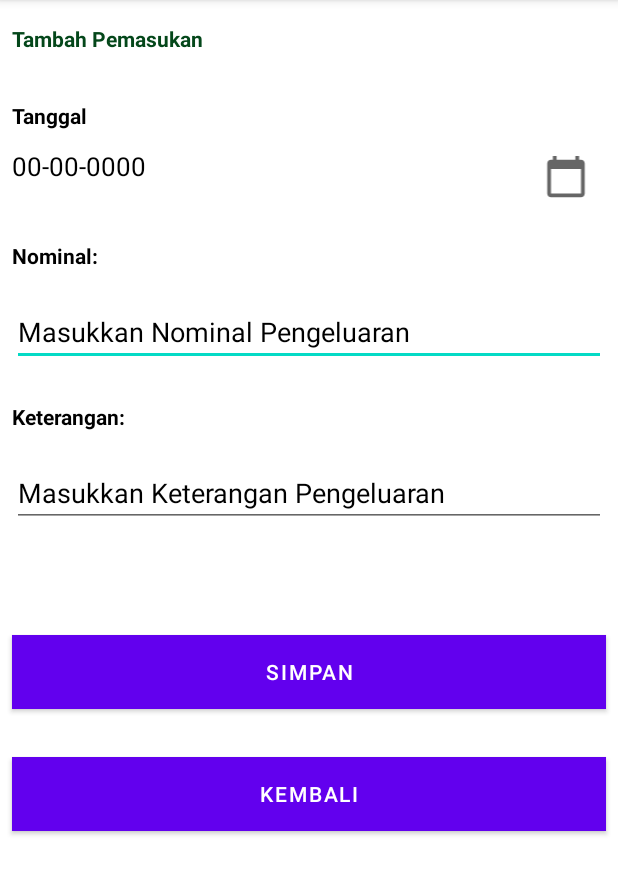
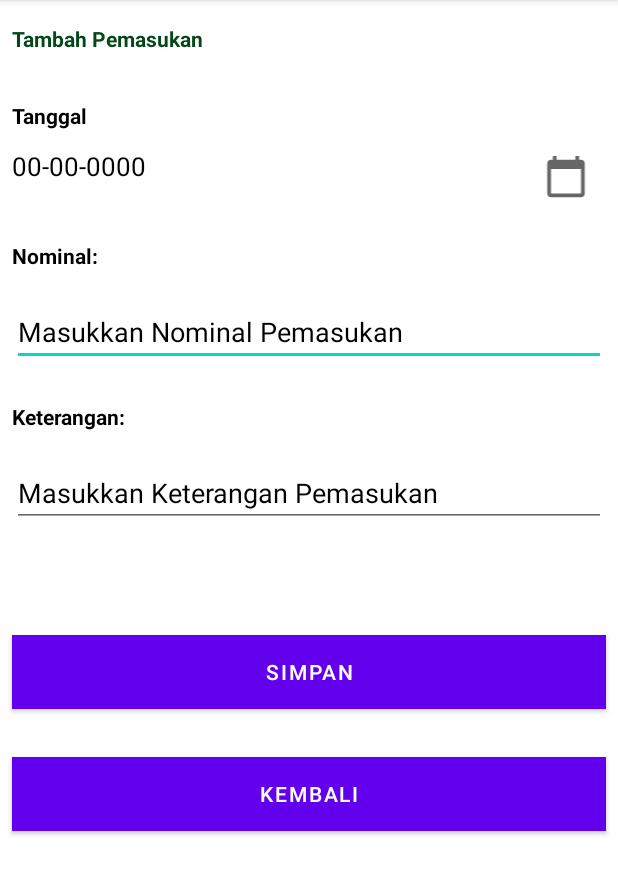
Before and after one commit to mohkhoirularifin/MyCashFlow, an Android app: the TambahPemasukan screen opened directly, with no data from a screen before it, on a phone screen of 412 x 824 dp, the part 84-979 px from its top. Run offline under Robolectric (Android 15) with nearby library versions, the phone set to English and light mode, and no system bars.

Commit message:
Update activity_tambah_pemasukan.xml

```diff
--- a/app/src/main/res/layout/activity_tambah_pemasukan.xml
+++ b/app/src/main/res/layout/activity_tambah_pemasukan.xml
@@ -80,7 +80,7 @@
         android:layout_marginTop="20dp"
         android:layout_marginEnd="8dp"
         android:ems="10"
-        android:hint="Masukkan Nominal Pengeluaran"
+        android:hint="Masukkan Nominal Pemasukan"
         android:textColorHint="@color/black"
         android:inputType="number"
         android:textColor="@color/black"
@@ -109,7 +109,7 @@
         android:layout_marginTop="20dp"
         android:layout_marginEnd="8dp"
         android:ems="10"
-        android:hint="Masukkan Keterangan Pengeluaran"
+        android:hint="Masukkan Keterangan Pemasukan"
         android:textColorHint="@color/black"
         android:textColor="@color/black"
         android:inputType="text"
```
